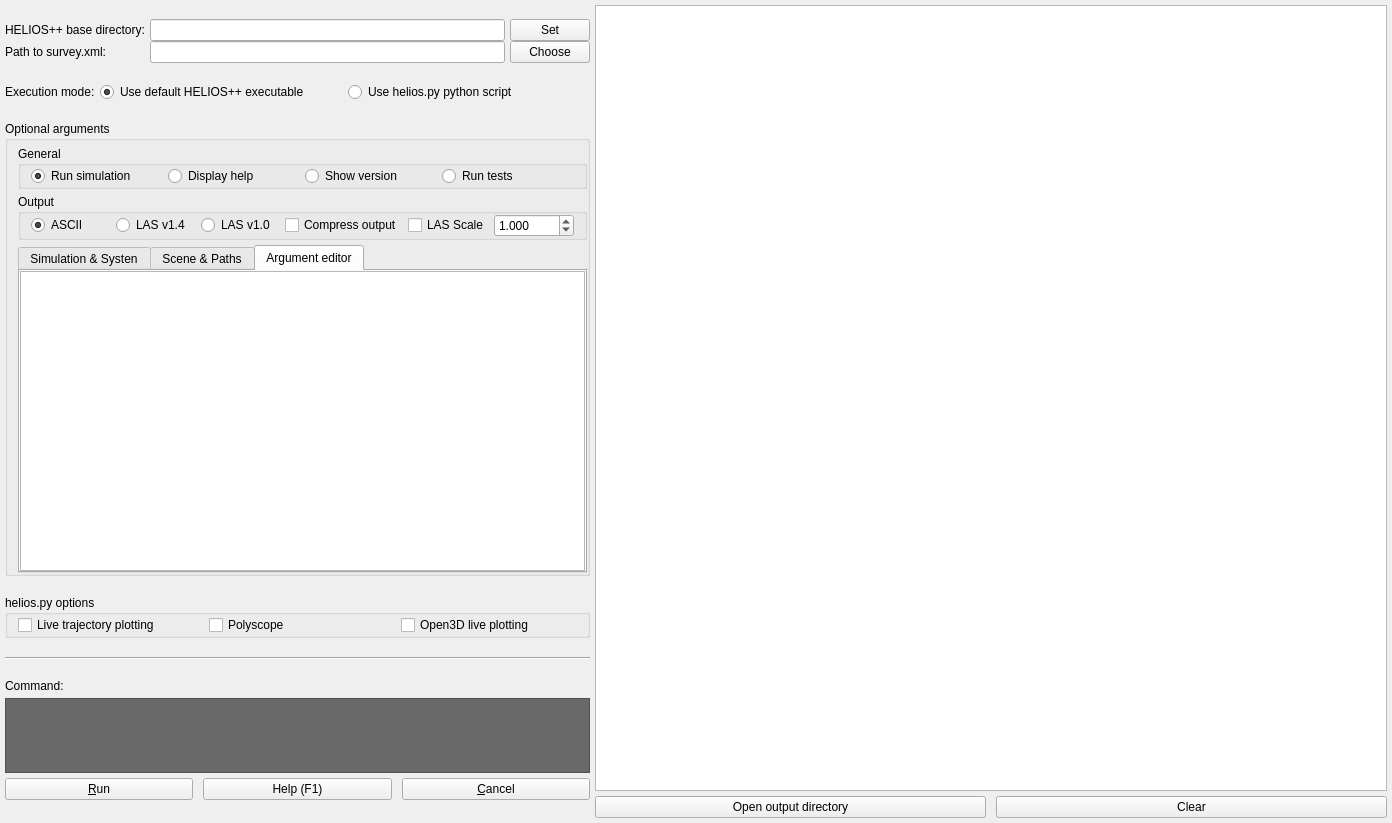
First picture: the form in ui/launcher.ui, repository dg-505/helios-launcher, before the edit.
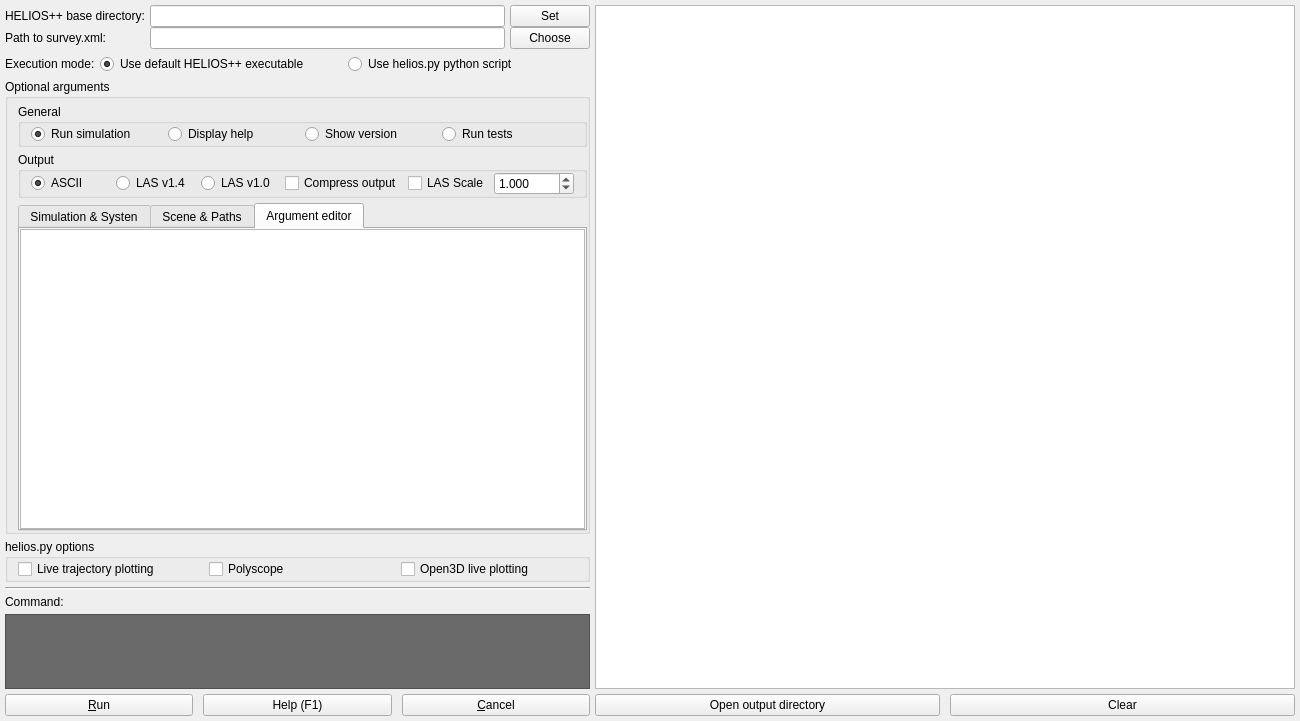
Second picture: the form after the edit. Icons and pictures are not drawn.

Commit message:
Add functionality to browse buttons the 'paths' section
Now we're ready to use the UI elements to assemble the execution command for HELIOS++ (TODO)

What changed in the file:
```diff
--- a/ui/launcher.ui
+++ b/ui/launcher.ui
@@ -2,14 +2,6 @@
 <ui version="4.0">
  <class>Launcher</class>
  <widget class="QMainWindow" name="Launcher">
-  <property name="geometry">
-   <rect>
-    <x>0</x>
-    <y>0</y>
-    <width>1392</width>
-    <height>823</height>
-   </rect>
-  </property>
   <property name="windowIcon">
    <iconset resource="../res/resources.qrc">
     <normaloff>:/heliospp.png</normaloff>:/heliospp.png</iconset>
```
The commit also changes 2 other files.
